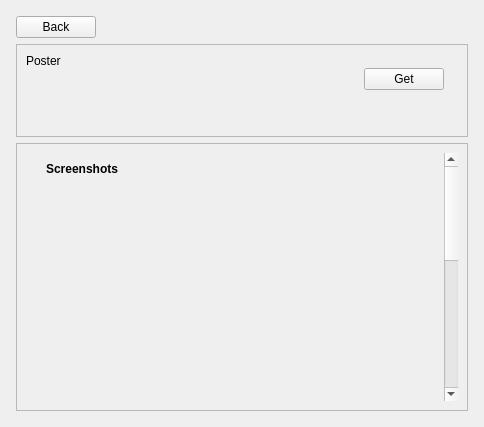
First picture: the form in ui_design/game_page.ui, repository EpicDarkGalaxy/GamesYARD, before the edit.
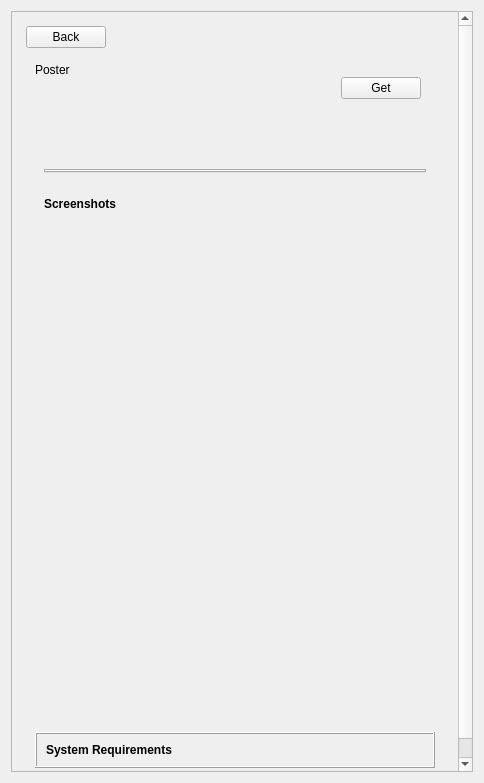
Second picture: the form after the edit.

Commit message:
Add download providers, scrapers, and system requirements
Expand download provider support with new services (FastUpload, FileQ,
PixelDrain), add GameBounty scraper, implement Steam system requirements
fetching, refactor metadata and provider architectures with base
classes,
and update worker signals and UI components.
Add download providers, scrapers, and system requirements

Patch:
```diff
--- a/ui_design/game_page.ui
+++ b/ui_design/game_page.ui
@@ -7,7 +7,7 @@
     <x>0</x>
     <y>0</y>
     <width>484</width>
-    <height>427</height>
+    <height>783</height>
    </rect>
   </property>
   <property name="sizePolicy">
@@ -21,6 +21,21 @@
   </property>
   <layout class="QHBoxLayout" name="horizontalLayout">
    <item>
+    <widget class="QScrollArea" name="scrollArea">
+     <property name="widgetResizable">
+      <bool>true</bool>
+     </property>
+     <widget class="QWidget" name="scrollAreaWidgetContents">
+      <property name="geometry">
+       <rect>
+        <x>0</x>
+        <y>0</y>
+        <width>450</width>
+        <height>809</height>
+       </rect>
+      </property>
+      <layout class="QVBoxLayout" name="verticalLayout_6">
+       <item>
     <layout class="QVBoxLayout" name="verticalLayout_4">
      <property name="leftMargin">
       <number>5</number>
@@ -62,7 +77,7 @@
         </size>
        </property>
        <property name="frameShape">
-        <enum>QFrame::Shape::StyledPanel</enum>
+            <enum>QFrame::Shape::NoFrame</enum>
        </property>
        <property name="frameShadow">
         <enum>QFrame::Shadow::Raised</enum>
@@ -221,52 +236,42 @@
         </sizepolicy>
        </property>
        <property name="frameShape">
-        <enum>QFrame::Shape::StyledPanel</enum>
+            <enum>QFrame::Shape::NoFrame</enum>
        </property>
        <property name="frameShadow">
         <enum>QFrame::Shadow::Raised</enum>
        </property>
-       <layout class="QVBoxLayout" name="verticalLayout_7">
-        <item>
          <layout class="QVBoxLayout" name="verticalLayout_3">
           <item>
-           <widget class="QScrollArea" name="description_scroll">
-            <property name="sizePolicy">
-             <sizepolicy hsizetype="Expanding" vsizetype="Expanding">
-              <horstretch>0</horstretch>
-              <verstretch>0</verstretch>
-             </sizepolicy>
-            </property>
+             <widget class="QFrame" name="providers_container_2">
             <property name="frameShape">
              <enum>QFrame::Shape::NoFrame</enum>
             </property>
-            <property name="widgetResizable">
-             <bool>true</bool>
-            </property>
-            <widget class="QWidget" name="scrollAreaWidgetContents_4">
-             <property name="geometry">
-              <rect>
-               <x>0</x>
-               <y>0</y>
-               <width>420</width>
-               <height>596</height>
-              </rect>
-             </property>
-             <property name="sizePolicy">
-              <sizepolicy hsizetype="Expanding" vsizetype="Expanding">
-               <horstretch>0</horstretch>
-               <verstretch>0</verstretch>
-              </sizepolicy>
-             </property>
-             <layout class="QVBoxLayout" name="verticalLayout_6">
-              <property name="leftMargin">
-               <number>20</number>
+              <property name="frameShadow">
+               <enum>QFrame::Shadow::Raised</enum>
+              </property>
+              <layout class="QHBoxLayout" name="horizontalLayout_2">
+               <item>
+                <widget class="QTabWidget" name="tabWidget">
+                 <property name="currentIndex">
+                  <number>-1</number>
+                 </property>
+                </widget>
+               </item>
+              </layout>
+             </widget>
+            </item>
+            <item>
+             <widget class="QFrame" name="gallery_container">
+              <property name="frameShape">
+               <enum>QFrame::Shape::NoFrame</enum>
+              </property>
+              <property name="frameShadow">
+               <enum>QFrame::Shadow::Raised</enum>
               </property>
-              <property name="rightMargin">
-               <number>20</number>
-              </property>
+              <layout class="QVBoxLayout" name="verticalLayout_7">
               <item>
-               <widget class="QLabel" name="game_img_sec_label">
+                <widget class="QLabel" name="game_screenshots_label">
                 <property name="sizePolicy">
                  <sizepolicy hsizetype="Fixed" vsizetype="Fixed">
                   <horstretch>0</horstretch>
@@ -308,7 +313,7 @@
                   <rect>
                    <x>0</x>
                    <y>0</y>
-                   <width>380</width>
+                    <width>386</width>
                    <height>500</height>
                   </rect>
                  </property>
@@ -318,7 +323,7 @@
                    <verstretch>0</verstretch>
                   </sizepolicy>
                  </property>
-                 <layout class="QHBoxLayout" name="horizontalLayout_7">
+                  <layout class="QVBoxLayout" name="verticalLayout_10">
                   <item>
                    <layout class="QHBoxLayout" name="gallery_layout"/>
                   </item>
@@ -326,6 +331,18 @@
                 </widget>
                </widget>
               </item>
+              </layout>
+             </widget>
+            </item>
+            <item>
+             <widget class="QFrame" name="requirements_container">
+              <property name="frameShape">
+               <enum>QFrame::Shape::Box</enum>
+              </property>
+              <property name="frameShadow">
+               <enum>QFrame::Shadow::Raised</enum>
+              </property>
+              <layout class="QVBoxLayout" name="verticalLayout_9">
               <item>
                <widget class="QLabel" name="sys_req_sec_label">
                 <property name="sizePolicy">
@@ -356,15 +373,6 @@
                </widget>
               </item>
               <item>
-               <widget class="QFrame" name="requirements_container">
-                <property name="frameShape">
-                 <enum>QFrame::Shape::Box</enum>
-                </property>
-                <property name="frameShadow">
-                 <enum>QFrame::Shadow::Raised</enum>
-                </property>
-                <layout class="QVBoxLayout" name="verticalLayout_9">
-                 <item>
                   <layout class="QGridLayout" name="requirements_grid"/>
                  </item>
                 </layout>
@@ -381,21 +389,19 @@
                 <property name="sizeHint" stdset="0">
                  <size>
                   <width>20</width>
-                  <height>40</height>
+                <height>39</height>
                  </size>
                 </property>
                </spacer>
               </item>
              </layout>
             </widget>
-           </widget>
           </item>
          </layout>
         </item>
        </layout>
       </widget>
-     </item>
-    </layout>
+    </widget>
    </item>
   </layout>
  </widget>
```
Left out of the diff: 2 changed lines with no effect on the pictures. Lines whose indentation alone changed are shown as unchanged. The commit also changes 36 other files.
